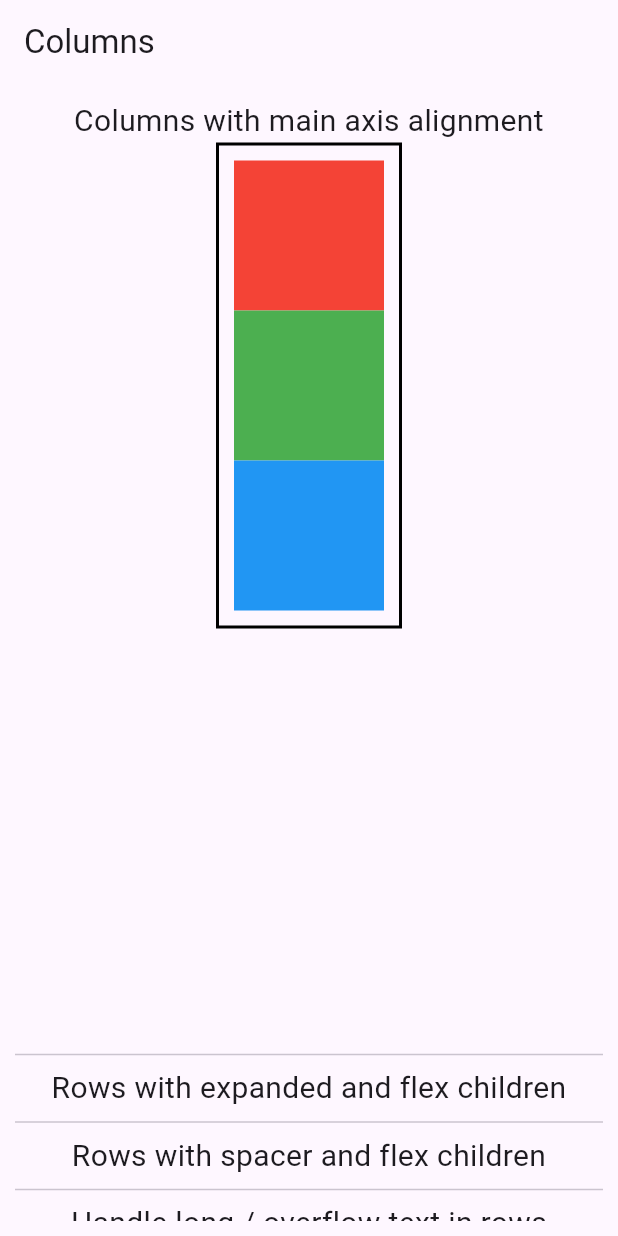
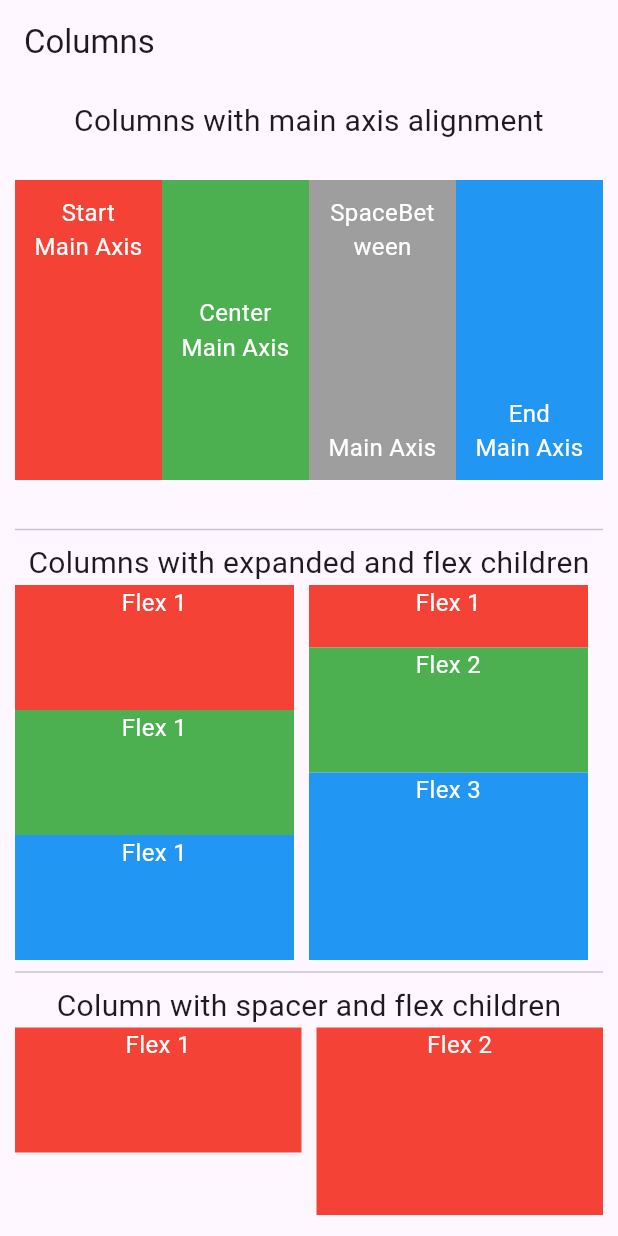
Before and after one commit to Brian1011/flutter_row_columns_sample, a Flutter app: the screen it shows after launch, on a phone screen of 412 x 824 dp. Run offline on Flutter 3.47's test engine with Material 2 defaults, Android fonts, the phone set to English and light mode, and no system bars.

Commit message:
add column widgets

```diff
--- a/lib/columns_screen.dart
+++ b/lib/columns_screen.dart
@@ -1,5 +1,8 @@
 import 'package:flutter/material.dart';
 import 'package:rows_columns_spacer/widgets/columns/column_main_axis_alignment_widget.dart';
+
+import 'widgets/columns/column_expanded_flex_widget.dart';
+import 'widgets/columns/column_spacer_flex_widget.dart';
 
 class ColumnsScreen extends StatefulWidget {
   const ColumnsScreen({super.key});
@@ -28,19 +31,16 @@ class _ColumnsScreenState extends State<ColumnsScreen> {
             // align children on column axis (vertical)
             Divider(),
             Text(
-              "Rows with expanded and flex children",
+              "Columns with expanded and flex children",
               style: TextStyle(fontSize: 20),
               textAlign: TextAlign.center,
             ),
-            // arrange children with flex and expanded
-            //RowsExpandedFlexWidget(),
+            ColumnExpandedFlexWidget(),
+            // arrange children in column with expanded and flex
             Divider(),
-            Text("Rows with spacer and flex children",
+            Text("Column with spacer and flex children",
                 style: TextStyle(fontSize: 20), textAlign: TextAlign.center),
-            // RowsSpacerFlexWidget(),
-            Divider(),
-            Text("Handle long / overflow text in rows",
-                style: TextStyle(fontSize: 20), textAlign: TextAlign.center),
+            ColumnSpacerFlexWidget(),
             // RowColumnLongTextWidget(),
           ],
         ),
--- /dev/null
+++ b/lib/widgets/columns/column_expanded_flex_widget.dart
@@ -0,0 +1,128 @@
+import 'package:flutter/material.dart';
+
+class ColumnExpandedFlexWidget extends StatefulWidget {
+  const ColumnExpandedFlexWidget({super.key});
+
+  @override
+  State<ColumnExpandedFlexWidget> createState() =>
+      _ColumnExpandedFlexWidgetState();
+}
+
+class _ColumnExpandedFlexWidgetState extends State<ColumnExpandedFlexWidget> {
+  @override
+  Widget build(BuildContext context) {
+    /*
+      Expanded is a widget that takes up space given to it by its parent.
+      Combining the expanded widget with the flex property allows you to control how much space a child of a column takes up.
+
+      In the example below, the every child has a flex of 1. All the children will occiupy the same space.
+      The first child will take up 1/3 of the available space,
+      the second child will take up 1/3 of the available space, and
+      the third child will take up 1/3 of the available space.
+
+      In the second column, the first child has a flex of 1, the second child has a flex of 2, and the third child has a flex of 3.
+      The first child will take up 1/6 of the available space,
+      the second child will take up 2/6 of the available space, and
+      the third child will take up 3/6 of the available space.
+     */
+    return SizedBox(
+      height: 250,
+      child: Row(
+        children: [
+          // 1st column
+          Expanded(
+            child: Column(
+              mainAxisAlignment: MainAxisAlignment.center,
+              children: [
+                Expanded(
+                  child: Container(
+                    color: Colors.red,
+                    width: double.infinity,
+                    child: const Text(
+                      "Flex 1",
+                      style: TextStyle(fontSize: 16, color: Colors.white),
+                      textAlign: TextAlign.center,
+                    ),
+                  ),
+                ),
+                Expanded(
+                  child: Container(
+                    color: Colors.green,
+                    width: double.infinity,
+                    child: const Text(
+                      "Flex 1",
+                      style: TextStyle(fontSize: 16, color: Colors.white),
+                      textAlign: TextAlign.center,
+                    ),
+                  ),
+                ),
+                Expanded(
+                  child: Container(
+                    color: Colors.blue,
+                    width: double.infinity,
+                    child: const Text(
+                      "Flex 1",
+                      style: TextStyle(fontSize: 16, color: Colors.white),
+                      textAlign: TextAlign.center,
+                    ),
+                  ),
+                ),
+              ],
+            ),
+          ),
+          const SizedBox(
+            width: 10,
+          ),
+          // 2nd column
+          Expanded(
+            child: Column(
+              children: [
+                Expanded(
+                  flex: 1,
+                  child: Container(
+                    color: Colors.red,
+                    width: double.infinity,
+                    child: const Text(
+                      "Flex 1",
+                      style: TextStyle(fontSize: 16, color: Colors.white),
+                      textAlign: TextAlign.center,
+                    ),
+                  ),
+                ),
+                Expanded(
+                  flex: 2,
+                  child: Container(
+                    color: Colors.green,
+                    height: 100,
+                    width: double.infinity,
+                    child: const Text(
+                      "Flex 2",
+                      style: TextStyle(fontSize: 16, color: Colors.white),
+                      textAlign: TextAlign.center,
+                    ),
+                  ),
+                ),
+                Expanded(
+                  flex: 3,
+                  child: Container(
+                    color: Colors.blue,
+                    height: 100,
+                    width: double.infinity,
+                    child: const Text(
+                      "Flex 3",
+                      style: TextStyle(fontSize: 16, color: Colors.white),
+                      textAlign: TextAlign.center,
+                    ),
+                  ),
+                ),
+              ],
+            ),
+          ),
+          const SizedBox(
+            width: 10,
+          ),
+        ],
+      ),
+    );
+  }
+}
--- a/lib/widgets/columns/column_main_axis_alignment_widget.dart
+++ b/lib/widgets/columns/column_main_axis_alignment_widget.dart
@@ -11,60 +11,38 @@ class ColumnsMainAxisAlignment extends StatefulWidget {
 class _ColumnsMainAxisAlignmentState extends State<ColumnsMainAxisAlignment> {
   @override
   Widget build(BuildContext context) {
-    return Container(
-      height: 600,
-      child: Column(
+    return const SizedBox(
+      height: 250,
+      child: Row(
         children: [
-          Container(
-            decoration: BoxDecoration(
-              border: Border.all(
-                color: Colors.black,
-                width: 2,
-              ),
-            ),
-            padding: const EdgeInsets.all(10),
-            child: Column(
-              mainAxisAlignment: MainAxisAlignment.start,
-              children: [
-                Container(
-                  color: Colors.red,
-                  height: 100,
-                  width: 100,
-                ),
-                Container(
-                  color: Colors.green,
-                  height: 100,
-                  width: 100,
-                ),
-                Container(
-                  color: Colors.blue,
-                  height: 100,
-                  width: 100,
-                ),
-              ],
-            ),
-          )
-          // places the children as close to the start of the row
-          /*CustomColumnWidget(
+          // Column with main axis alignment.
+          // The main axis alignment property is used to align the children of a column on the vertical axis.
+          // The default value is MainAxisAlignment.start, which places the children at the top of the column.
+          // The other values are MainAxisAlignment.center, MainAxisAlignment.end, and MainAxisAlignment.spaceBetween.
+          Expanded(
+              child: CustomColumnWidget(
             mainAxisAlignment: MainAxisAlignment.start,
-          ),
-
-          // places the children as close to the center of the row
-          CustomColumnWidget(
+            color: Colors.red,
+            text: "Start",
+          )),
+          Expanded(
+              child: CustomColumnWidget(
             mainAxisAlignment: MainAxisAlignment.center,
-          ),
-
-          // places the free space evenly between the children,
-          // you can use the spaceEvenly, spaceBetween, or spaceAround values for the mainAxisAlignment property
-          // to control the spacing between the children.
-          CustomColumnWidget(
-            mainAxisAlignment: MainAxisAlignment.spaceEvenly,
-          ),
-
-          // places the children as close to the end of the main axis as possible.
-          CustomColumnWidget(
+            color: Colors.green,
+            text: "Center",
+          )),
+          Expanded(
+              child: CustomColumnWidget(
+            mainAxisAlignment: MainAxisAlignment.spaceBetween,
+            color: Colors.grey,
+            text: "SpaceBetween",
+          )),
+          Expanded(
+              child: CustomColumnWidget(
             mainAxisAlignment: MainAxisAlignment.end,
-          ),*/
+            color: Colors.blue,
+            text: "End",
+          )),
         ],
       ),
     );
@@ -73,32 +51,33 @@ class _ColumnsMainAxisAlignmentState extends State<ColumnsMainAxisAlignment> {
 
 class CustomColumnWidget extends StatelessWidget {
   final MainAxisAlignment mainAxisAlignment;
-  const CustomColumnWidget({super.key, required this.mainAxisAlignment});
+  final Color color;
+  final String text;
+  const CustomColumnWidget(
+      {super.key,
+      required this.mainAxisAlignment,
+      required this.color,
+      required this.text});
 
   @override
   Widget build(BuildContext context) {
-    return SizedBox(
-      height: 150,
-      child: Row(
+    return Container(
+      padding: const EdgeInsets.all(10),
+      color: color,
+      height: 200,
+      child: Column(
+        mainAxisAlignment: mainAxisAlignment,
         children: [
-          Column(
-            mainAxisAlignment: mainAxisAlignment,
-            children: [
-              Container(
-                color: Colors.red,
-                width: 100,
-              ),
-              Container(
-                color: Colors.green,
-                width: 100,
-              ),
-              Container(
-                color: Colors.blue,
-                width: 100,
-              ),
-            ],
+          Text(
+            text,
+            style: const TextStyle(fontSize: 16, color: Colors.white),
+            textAlign: TextAlign.center,
           ),
-          const SizedBox(height: 5),
+          const Text(
+            "Main Axis",
+            style: TextStyle(fontSize: 16, color: Colors.white),
+            textAlign: TextAlign.center,
+          )
         ],
       ),
     );
--- /dev/null
+++ b/lib/widgets/columns/column_spacer_flex_widget.dart
@@ -0,0 +1,94 @@
+import 'package:flutter/material.dart';
+
+class ColumnSpacerFlexWidget extends StatefulWidget {
+  const ColumnSpacerFlexWidget({super.key});
+
+  @override
+  State<ColumnSpacerFlexWidget> createState() => _ColumnSpacerFlexWidgetState();
+}
+
+class _ColumnSpacerFlexWidgetState extends State<ColumnSpacerFlexWidget> {
+  @override
+  Widget build(BuildContext context) {
+    /*
+      Spacer is a widget that takes up space proportional to its flex value.
+      In the example below, the first child of the column has a flex value of 1 and the second child has a flex value of 1
+      The first child will take up 1/2 of the available space and the second child will take up 1/2 of the available space.
+      The spacer widget is used to create space between the children of a column.
+     */
+    return SizedBox(
+      height: 250,
+      child: Row(
+        children: [
+          Expanded(
+            child: Column(
+              mainAxisAlignment: MainAxisAlignment.center,
+              children: [
+                Expanded(
+                  flex: 1,
+                  child: Container(
+                    color: Colors.red,
+                    width: double.infinity,
+                    child: const Text(
+                      "Flex 1",
+                      style: TextStyle(fontSize: 16, color: Colors.white),
+                      textAlign: TextAlign.center,
+                    ),
+                  ),
+                ),
+                const Spacer(),
+                Expanded(
+                  flex: 1,
+                  child: Container(
+                    color: Colors.blue,
+                    width: double.infinity,
+                    child: const Text(
+                      "Flex 1",
+                      style: TextStyle(fontSize: 16, color: Colors.white),
+                      textAlign: TextAlign.center,
+                    ),
+                  ),
+                ),
+              ],
+            ),
+          ),
+          const SizedBox(
+            width: 10,
+          ),
+          Expanded(
+            child: Column(
+              mainAxisAlignment: MainAxisAlignment.center,
+              children: [
+                Expanded(
+                  flex: 2,
+                  child: Container(
+                    color: Colors.red,
+                    width: double.infinity,
+                    child: const Text(
+                      "Flex 2",
+                      style: TextStyle(fontSize: 16, color: Colors.white),
+                      textAlign: TextAlign.center,
+                    ),
+                  ),
+                ),
+                const Spacer(),
+                Expanded(
+                  flex: 1,
+                  child: Container(
+                    color: Colors.blue,
+                    width: double.infinity,
+                    child: const Text(
+                      "Flex 1",
+                      style: TextStyle(fontSize: 16, color: Colors.white),
+                      textAlign: TextAlign.center,
+                    ),
+                  ),
+                ),
+              ],
+            ),
+          ),
+        ],
+      ),
+    );
+  }
+}
```
